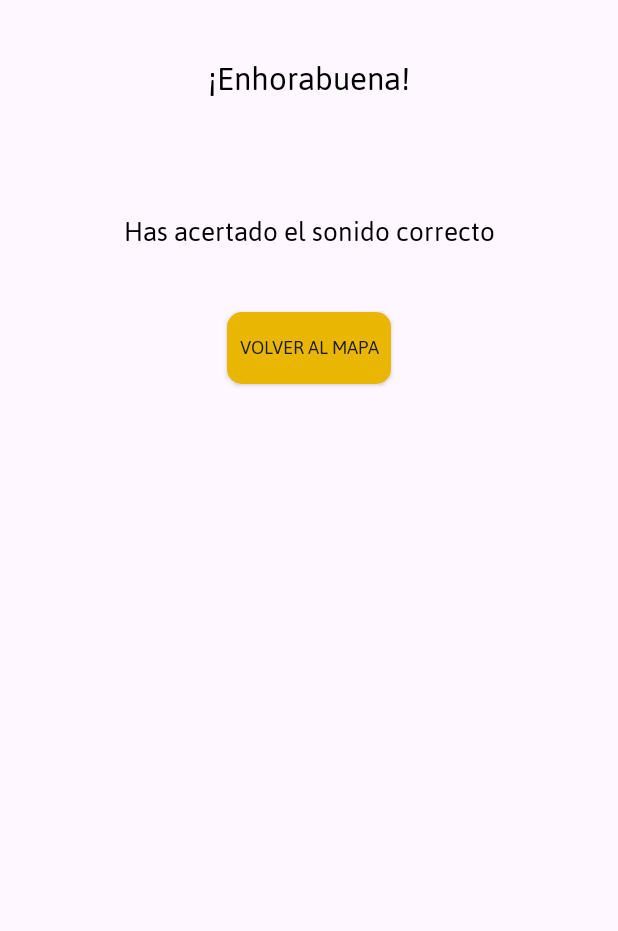
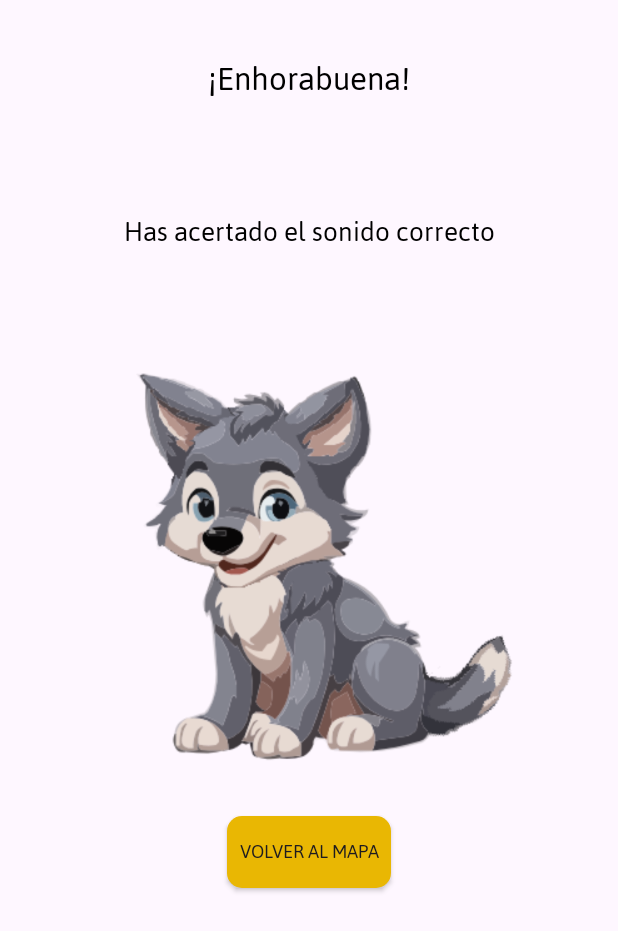
Before and after one commit to DidaktikApp5/didaktikappDurango, an Android app: the ResultadosSirenaActivity screen opened directly, with no data from a screen before it, on a phone screen of 412 x 824 dp. Shown: the top 931 px of the screen. Run offline under Robolectric (Android 15) with nearby library versions, the phone set to English and light mode, and no system bars.

Commit message:
add:añadida la animacion a la ventana de resultados

```diff
--- a/app/src/main/java/com/icjardinapps/dm2/durango/actividades/ResultadosSirenaActivity.kt
+++ b/app/src/main/java/com/icjardinapps/dm2/durango/actividades/ResultadosSirenaActivity.kt
@@ -1,8 +1,10 @@
 package com.icjardinapps.dm2.durango.actividades
 
 import android.content.Intent
+import android.graphics.drawable.AnimationDrawable
 import android.os.Bundle
 import android.widget.Button
+import android.widget.ImageView
 import androidx.appcompat.app.AppCompatActivity
 import com.icjardinapps.dm2.durango.R
 
@@ -12,6 +14,11 @@ class ResultadosSirenaActivity : AppCompatActivity() {
         setContentView(R.layout.activity_resultados_sirena)
 
         val buttonVolverMapa: Button = findViewById(R.id.volverMapa)
+        val mascotaImage = findViewById<ImageView>(R.id.iv_Mascota)
+
+        // Inicia la animación cuando se carga la ventana
+        mascotaImage.setImageResource(R.drawable.idle)
+        (mascotaImage.drawable as AnimationDrawable).start()
 
         buttonVolverMapa.setOnClickListener {
             val intent = Intent(this, MapaActivity::class.java)
--- a/app/src/main/java/com/icjardinapps/dm2/durango/actividades/SirenaActivity.kt
+++ b/app/src/main/java/com/icjardinapps/dm2/durango/actividades/SirenaActivity.kt
@@ -52,6 +52,10 @@ class SirenaActivity : AppCompatActivity() {
                 Toast.makeText(this, getString(R.string.SirenaselecionaOpcion), Toast.LENGTH_SHORT).show()
             } else {
                 if (selectedOptionId == correctOption) {
+                    if (::mediaPlayer.isInitialized) {
+                        mediaPlayer.release()
+                    }
+
                     val intent = Intent(this, ResultadosSirenaActivity::class.java)
                     startActivity(intent)
                 } else {
--- a/app/src/main/res/layout/activity_resultados_sirena.xml
+++ b/app/src/main/res/layout/activity_resultados_sirena.xml
@@ -29,14 +29,25 @@
         android:id="@+id/acertadas"
         android:text="@string/aciertoSirena"/>
 
+    <ImageView
+        android:id="@+id/iv_Mascota"
+        android:layout_width="300dp"
+        android:layout_height="300dp"
+        android:contentDescription="@string/content_description_mascota_de_la_aplicacion"
+        android:src="@drawable/frame0"
+        android:layout_below="@+id/acertadas"
+        android:layout_centerHorizontal="true"
+        android:layout_marginTop="16dp" />
+
     <androidx.appcompat.widget.AppCompatButton
-        android:layout_below="@+id/acertadas"
+        android:layout_below="@+id/iv_Mascota"
         android:id="@+id/volverMapa"
         android:layout_width="wrap_content"
         android:layout_height="wrap_content"
+        android:layout_marginTop="24dp"
         android:text="@string/volver_mapa"
         android:padding="8dp"
-        android:layout_margin="4dp"
         android:background="@drawable/button_background"
         android:layout_centerHorizontal="true" />
+
 </RelativeLayout>
```
